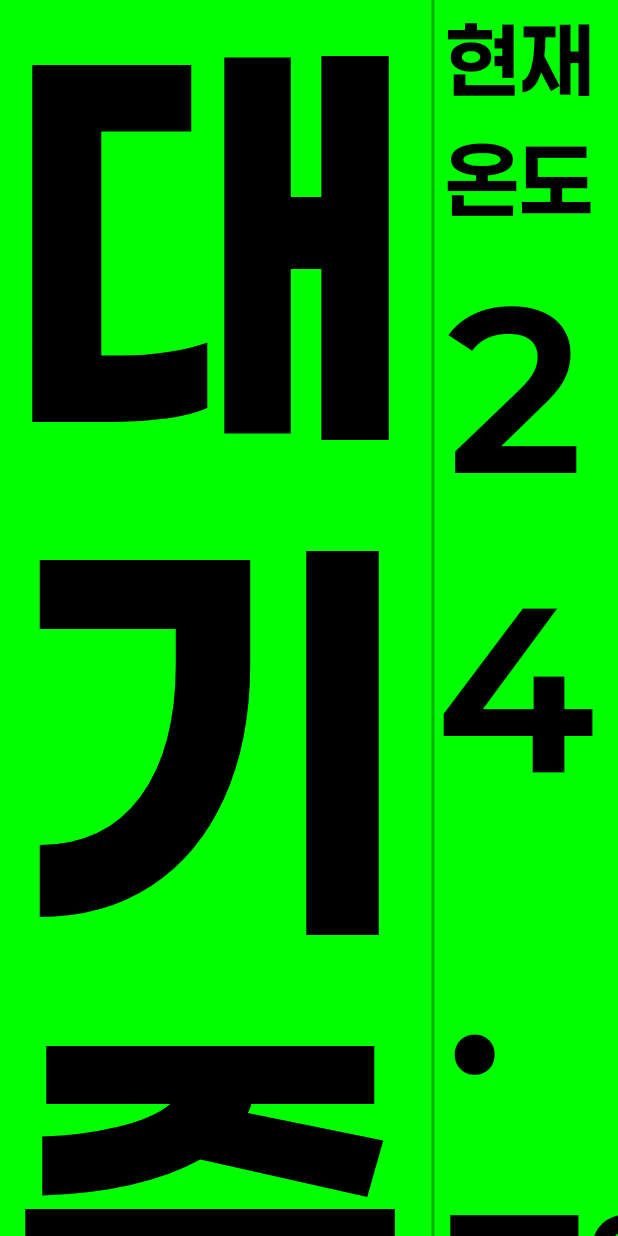
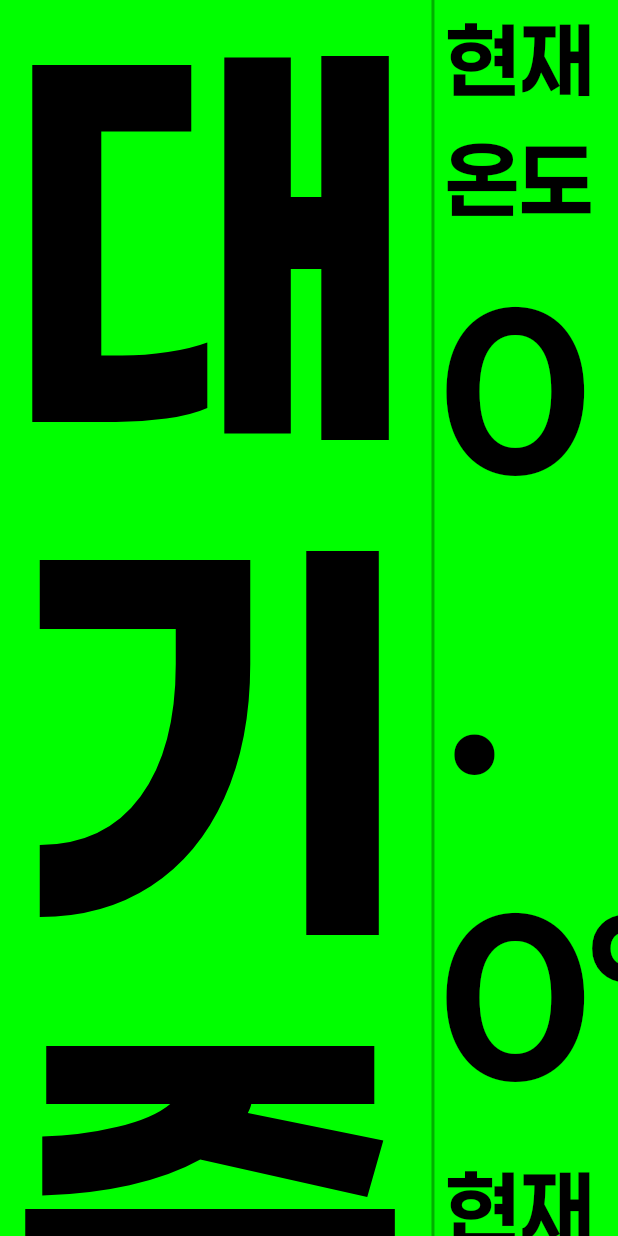
Before and after one commit to poeticDev/mdk_on_air, a Flutter app: the screen it shows after launch, on a phone screen of 412 x 824 dp. Run offline on Flutter 3.47's test engine with Material 3 defaults, Android fonts, the phone set to English and light mode, and no system bars; our stand-ins replace drift, drift_flutter, flutter_riverpod, get_it, permission_handler; missing offline and left inert: kiosk_mode, mqtt_client; accounts and stored records are empty; generated files the repository leaves out were written again.

Commit message:
Feat: sensor 프로바이더 적용

```diff
--- /dev/null
+++ b/lib/componant/sensor_column.dart
@@ -0,0 +1,31 @@
+import 'package:flutter/material.dart';
+import 'package:flutter_riverpod/flutter_riverpod.dart';
+import 'package:mdk_on_air/const/style.dart';
+
+class SensorText extends ConsumerWidget {
+  final StateProvider provider;
+  final String? unitString;
+  final double fontSize;
+  final Color fontColor;
+
+  const SensorText({
+    required this.provider,
+    required this.fontSize,
+    required this.fontColor,
+    this.unitString,
+    super.key,
+  });
+
+  @override
+  Widget build(BuildContext context, WidgetRef ref) {
+    final stateWatcher = ref.watch(provider);
+
+    return Text(
+      '$stateWatcher$unitString',
+      style: SENSOR_FONT_STYLE.copyWith(
+        fontSize: fontSize,
+        color: fontColor,
+      ),
+    );
+  }
+}
--- a/lib/layout/default_layout.dart
+++ b/lib/layout/default_layout.dart
@@ -1,5 +1,6 @@
 import 'package:flutter/material.dart';
 import 'package:flutter_riverpod/flutter_riverpod.dart';
+import 'package:mdk_on_air/componant/sensor_column.dart';
 import 'package:mdk_on_air/componant/splash_screen.dart';
 import 'package:mdk_on_air/const/color.dart';
 import 'package:mdk_on_air/const/studio_states.dart';
@@ -60,12 +61,11 @@ class DefaultLayout extends ConsumerWidget {
                             color: currentState.fontColor,
                           ),
                         ),
-                        Text(
-                          '24.7℃',
-                          style: SENSOR_FONT_STYLE.copyWith(
-                            fontSize: sensorFontSize,
-                            color: currentState.fontColor,
-                          ),
+                        SensorText(
+                          provider: temperatureProvider,
+                          unitString: '℃',
+                          fontSize: sensorFontSize,
+                          fontColor: currentState.fontColor,
                         ),
                       ],
                     ),
@@ -78,12 +78,11 @@ class DefaultLayout extends ConsumerWidget {
                             color: currentState.fontColor,
                           ),
                         ),
-                        Text(
-                          '46.1%',
-                          style: SENSOR_FONT_STYLE.copyWith(
-                            fontSize: sensorFontSize,
-                            color: currentState.fontColor,
-                          ),
+                        SensorText(
+                          provider: humidityProvider,
+                          unitString: '%',
+                          fontSize: sensorFontSize,
+                          fontColor: currentState.fontColor,
                         ),
                       ],
                     ),
--- a/lib/util/state_manager.dart
+++ b/lib/util/state_manager.dart
@@ -4,8 +4,15 @@ import 'package:mdk_on_air/const/studio_states.dart';
 import 'package:mdk_on_air/const/style.dart';
 import 'package:mdk_on_air/model/studio_state_model.dart';
 
-
 /// 초기 상태 정의
 final studioStateProvider = StateProvider<StudioState>((ref) {
   return STATE_READY;
 });
+
+final temperatureProvider = StateProvider<double>((ref) {
+  return 0.0;
+});
+
+final humidityProvider = StateProvider<double>((ref) {
+  return 0.0;
+});
```
